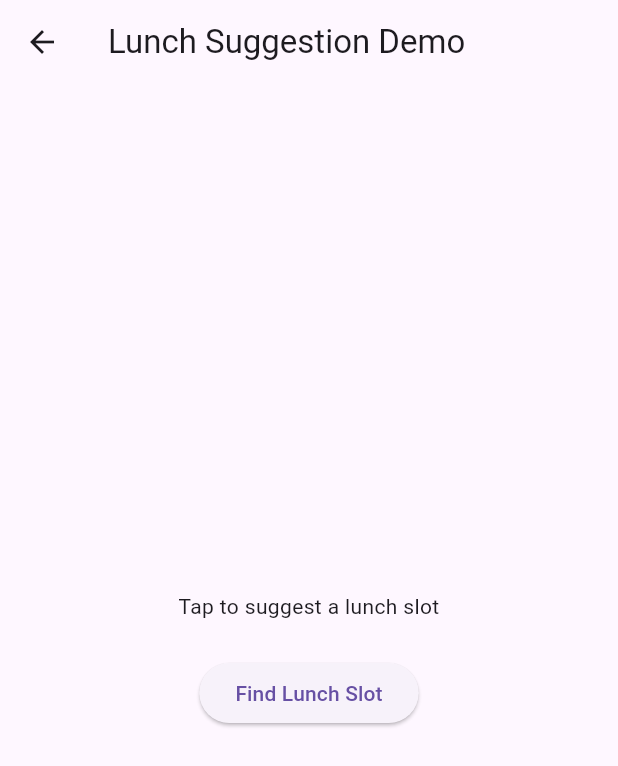
After one commit to PeterVK04/Luncheon, a Flutter app: the LunchSuggestion screen opened directly, after a tap on "Find Lunch Slot", on a phone screen of 412 x 824 dp. The commit adds this screen. Shown: the top 766 px of the screen. Run offline on Flutter 3.47's test engine with Material 3 defaults, Android fonts, the phone set to English and light mode, and no system bars; our stand-ins replace cloud_firestore, firebase_auth, firebase_core, firebase_storage, geolocator, google_sign_in and 1 more; missing offline and left inert: crop_your_image, device_calendar, googleapis; accounts and stored records are empty.

Commit message:
Lunch scheduling button, google services not allowing feature to work rn

```diff
--- a/frontend/lib/pages/messaging_page.dart
+++ b/frontend/lib/pages/messaging_page.dart
@@ -2,7 +2,8 @@
 import 'package:flutter/material.dart';
 import 'package:cloud_firestore/cloud_firestore.dart';
 import 'package:firebase_auth/firebase_auth.dart';
-import '../services/blocking_service.dart';  // ← import your BlockingService
+import '/services/blocking_service.dart';  // ← import your BlockingService
+import '/pages/suggest_lunch.dart';  // <-- make sure this path matches your file
 
 class MessagingPage extends StatefulWidget {
   final String otherUid;
@@ -85,6 +86,19 @@ class _MessagingPageState extends State<MessagingPage> {
       appBar: AppBar(
         title: const Text('Chat'),
         actions: [
+          // 1) Lunch suggestion button
+          IconButton(
+            icon: const Icon(Icons.lunch_dining),
+            tooltip: 'Suggest Lunch',
+            onPressed: () {
+              Navigator.push(
+                context,
+                MaterialPageRoute(
+                  builder: (_) => LunchSuggestion(),
+                ),
+              );
+            },
+          ),
           IconButton(
             icon: const Icon(Icons.block),
             tooltip: 'Block User',
--- /dev/null
+++ b/frontend/lib/pages/suggest_lunch.dart
@@ -0,0 +1,88 @@
+import 'package:flutter/material.dart';
+import '../services/google_calendar_service.dart';
+import '../services/device_calendar_service.dart';
+import '../services/availability_service.dart';
+
+class LunchSuggestion extends StatefulWidget {
+  @override
+  _LunchSuggestionState createState() => _LunchSuggestionState();
+}
+
+class _LunchSuggestionState extends State<LunchSuggestion> {
+  String _suggestion = 'Tap to suggest a lunch slot';
+
+  Future<void> _computeLunch() async {
+    // 1) Google
+    final gcalApi = await GoogleCalendarService().signInAndGetApi();
+    final busyG = await GoogleCalendarService().fetchBusyWindows(gcalApi);
+
+    // 2) Device (Apple) calendar
+    final eventsD = await DeviceCalendarService().fetchBusySlots();
+    final busyD = eventsD
+        .map((e) => TimePeriod(e.start!, e.end!))
+        .toList();
+
+    // 3) Invert to free slots 11 AM–2 PM, next 14 days
+    final now = DateTime.now();
+    final twoWeeks = now.add(const Duration(days: 14));
+
+    final freeG = invertBusySlots(
+      busyG.map((p) => TimePeriod(p.start!, p.end!)).toList(),
+      windowStart: now,
+      windowEnd: twoWeeks,
+      meetingLength: const Duration(hours: 1),
+      dailyWorkRange: const [
+        TimeOfDay(hour: 11, minute: 0),
+        TimeOfDay(hour: 14, minute: 0),
+      ],
+    );
+
+    final freeD = invertBusySlots(
+      busyD,
+      windowStart: now,
+      windowEnd: twoWeeks,
+      meetingLength: const Duration(hours: 1),
+      dailyWorkRange: const [
+        TimeOfDay(hour: 11, minute: 0),
+        TimeOfDay(hour: 14, minute: 0),
+      ],
+    );
+
+    // 4) Find common free slots
+    final common = intersectFree(freeG, freeD);
+
+    if (common.isNotEmpty) {
+      final slot = common.first;
+      setState(() {
+        _suggestion =
+            'Suggested lunch on ${slot.start.month}/${slot.start.day} at '
+            '${slot.start.hour}:${slot.start.minute.toString().padLeft(2, '0')}';
+      });
+    } else {
+      setState(() => _suggestion = 'No common lunch slot found.');
+    }
+  }
+
+  @override
+  Widget build(BuildContext context) {
+    return Scaffold(
+      appBar: AppBar(title: const Text('Lunch Suggestion Demo')),
+      body: Center(
+        child: Padding(
+          padding: const EdgeInsets.all(24),
+          child: Column(
+            mainAxisSize: MainAxisSize.min,
+            children: [
+              Text(_suggestion, textAlign: TextAlign.center),
+              const SizedBox(height: 24),
+              ElevatedButton(
+                onPressed: _computeLunch,
+                child: const Text('Find Lunch Slot'),
+              ),
+            ],
+          ),
+        ),
+      ),
+    );
+  }
+}
--- /dev/null
+++ b/frontend/lib/services/availability_service.dart
@@ -0,0 +1,125 @@
+// lib/services/availability_service.dart
+import 'package:flutter/material.dart';
+
+/// Simple model for a time interval.
+class TimePeriod {
+  final DateTime start;
+  final DateTime end;
+  TimePeriod(this.start, this.end);
+
+  Duration get duration => end.difference(start);
+}
+
+/// Invert a list of busy periods into free periods between [windowStart]–[windowEnd].
+/// Only returns slots that are at least [meetingLength] long, and only within each day’s
+/// [dailyWorkRange] (two TimeOfDay: [0] = start, [1] = end).
+List<TimePeriod> invertBusySlots(
+  List<TimePeriod> busy, {
+  required DateTime windowStart,
+  required DateTime windowEnd,
+  required Duration meetingLength,
+  required List<TimeOfDay> dailyWorkRange,
+}) {
+  assert(dailyWorkRange.length == 2);
+  final workStartTOD = dailyWorkRange[0];
+  final workEndTOD   = dailyWorkRange[1];
+
+  // Sort the busy list by start time once for all
+  busy.sort((a, b) => a.start.compareTo(b.start));
+
+  final freeSlots = <TimePeriod>[];
+  var day = DateTime(windowStart.year, windowStart.month, windowStart.day);
+  final lastDay = DateTime(windowEnd.year, windowEnd.month, windowEnd.day);
+
+  while (!day.isAfter(lastDay)) {
+    // Build the day's work window
+    final dayWorkStart = DateTime(
+      day.year, day.month, day.day,
+      workStartTOD.hour, workStartTOD.minute,
+    );
+    final dayWorkEnd   = DateTime(
+      day.year, day.month, day.day,
+      workEndTOD.hour, workEndTOD.minute,
+    );
+
+    // Clamp to overall window
+    final windowDayStart = dayWorkStart.isBefore(windowStart)
+        ? windowStart
+        : dayWorkStart;
+    final windowDayEnd   = dayWorkEnd.isAfter(windowEnd)
+        ? windowEnd
+        : dayWorkEnd;
+
+    if (windowDayEnd.isAfter(windowDayStart)) {
+      // Collect busy slots that overlap this day window
+      final todaysBusy = busy.where((slot) {
+        return slot.end.isAfter(windowDayStart) &&
+               slot.start.isBefore(windowDayEnd);
+      }).toList();
+
+      // Walk through busy slots to find gaps
+      var currentStart = windowDayStart;
+      for (var slot in todaysBusy) {
+        // If there’s a gap before this busy slot
+        if (slot.start.isAfter(currentStart)) {
+          final free = TimePeriod(currentStart, slot.start);
+          if (free.duration >= meetingLength) {
+            freeSlots.add(free);
+          }
+        }
+        // Move the cursor forward
+        if (slot.end.isAfter(currentStart)) {
+          currentStart = slot.end;
+        }
+      }
+      // After all busy slots, check for final gap
+      if (windowDayEnd.isAfter(currentStart)) {
+        final free = TimePeriod(currentStart, windowDayEnd);
+        if (free.duration >= meetingLength) {
+          freeSlots.add(free);
+        }
+      }
+    }
+
+    // Next calendar day
+    day = day.add(const Duration(days: 1));
+  }
+
+  return freeSlots;
+}
+
+/// Find the intersection of two lists of free periods.
+/// If you want to enforce a minimum meeting length, you can filter the result further.
+List<TimePeriod> intersectFree(
+  List<TimePeriod> a,
+  List<TimePeriod> b,
+) {
+  // Sort both lists
+  a.sort((x, y) => x.start.compareTo(y.start));
+  b.sort((x, y) => x.start.compareTo(y.start));
+
+  final intersections = <TimePeriod>[];
+  var i = 0, j = 0;
+
+  while (i < a.length && j < b.length) {
+    final slotA = a[i];
+    final slotB = b[j];
+
+    // Compute overlap
+    final startMax = slotA.start.isAfter(slotB.start) ? slotA.start : slotB.start;
+    final endMin   = slotA.end.isBefore(slotB.end)   ? slotA.end   : slotB.end;
+
+    if (endMin.isAfter(startMax)) {
+      intersections.add(TimePeriod(startMax, endMin));
+    }
+
+    // Advance the pointer that finishes earlier
+    if (slotA.end.isBefore(slotB.end)) {
+      i++;
+    } else {
+      j++;
+    }
+  }
+
+  return intersections;
+}
--- /dev/null
+++ b/frontend/lib/services/google_calendar_service.dart
@@ -0,0 +1,48 @@
+// lib/services/google_calendar_service.dart
+import 'package:google_sign_in/google_sign_in.dart';
+import 'package:googleapis/calendar/v3.dart' as gcal;
+import 'package:http/http.dart' as http;
+import 'package:http/io_client.dart';
+
+class GoogleCalendarService {
+  final _scopes = [gcal.CalendarApi.calendarReadonlyScope];
+  final _googleSignIn =
+      GoogleSignIn(scopes: [gcal.CalendarApi.calendarReadonlyScope]);
+
+  Future<gcal.CalendarApi> signInAndGetApi() async {
+    final account = await _googleSignIn.signIn();
+    final auth = await account!.authentication;
+    final authHeaders = {
+      'Authorization': 'Bearer ${auth.accessToken}',
+      'X-Goog-AuthUser': '0',
+    };
+    final client = IOClient();
+    final authedClient = AuthenticatedClient(client, authHeaders);
+    return gcal.CalendarApi(authedClient);
+  }
+
+  /// Returns a map of busy windows for primary calendar
+  Future<List<gcal.TimePeriod>> fetchBusyWindows(
+      gcal.CalendarApi api) async {
+    final now = DateTime.now().toUtc();
+    final twoWeeks = now.add(const Duration(days: 14));
+    final fb = await api.freebusy.query(gcal.FreeBusyRequest(
+      timeMin: now,
+      timeMax: twoWeeks,
+      items: [gcal.FreeBusyRequestItem(id: 'primary')],
+    ));
+    return fb.calendars!['primary']!.busy!;
+  }
+}
+
+/// A small helper to wrap an http client with auth headers
+class AuthenticatedClient extends http.BaseClient {
+  final http.Client _inner;
+  final Map<String, String> _headers;
+  AuthenticatedClient(this._inner, this._headers);
+  @override
+  Future<http.StreamedResponse> send(http.BaseRequest req) {
+    req.headers.addAll(_headers);
+    return _inner.send(req);
+  }
+}
--- a/frontend/pubspec.yaml
+++ b/frontend/pubspec.yaml
@@ -41,6 +41,11 @@ dependencies:
   crop_your_image: ^2.0.0
   firebase_storage: ^12.4.4
   geolocator: ^9.0.2
+  google_sign_in: ^5.0.0
+  http: ^0.13.0
+  googleapis: ^10.0.0
+  device_calendar: ^4.3.3
+
 
 dev_dependencies:
   flutter_test:
```
Also changed, not shown: frontend/lib/services/device_calendar_service.dart (added, +39 -0 lines), frontend/pubspec.lock, 1 other file.
